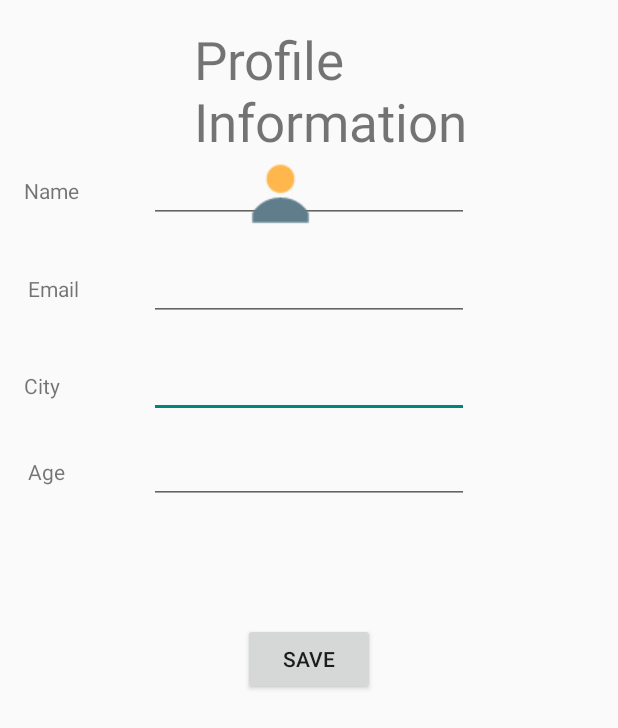
After one commit to alamgirqazi/Zenlog, an Android app: the UserInfoActivity screen opened directly, with no data from a screen before it, on a phone screen of 412 x 824 dp. The commit adds this screen. Shown: the top 728 px of the screen. Run offline under Robolectric (Android 15) with nearby library versions, the phone set to English and light mode, and no system bars; our stand-ins replace Firebase (no records; nobody signed in at launch, a user with empty details on screens opened directly).

Commit message:
added userinfo activity. added connections with sqlite database. made changes to profile activity.

```diff
--- a/app/src/main/java/io/github/alamgirqazi/zenlog/AboutActivity.java
+++ /dev/null
@@ -1,13 +0,0 @@
-package io.github.alamgirqazi.zenlog;
-
-import android.support.v7.app.AppCompatActivity;
-import android.os.Bundle;
-
-public class AboutActivity extends AppCompatActivity {
-
-    @Override
-    protected void onCreate(Bundle savedInstanceState) {
-        super.onCreate(savedInstanceState);
-        setContentView(R.layout.activity_about);
-    }
-}
--- /dev/null
+++ b/app/src/main/java/io/github/alamgirqazi/zenlog/DatabaseHelper.java
@@ -0,0 +1,59 @@
+package io.github.alamgirqazi.zenlog;
+
+import android.content.ContentValues;
+import android.content.Context;
+import android.database.sqlite.SQLiteDatabase;
+import android.database.sqlite.SQLiteOpenHelper;
+
+/**
+ * Created by Alamgir on 12/31/2016.
+ */
+
+public class DatabaseHelper extends SQLiteOpenHelper{
+
+
+    public static final String DATABASE_NAME="User.db";
+    public static final String TABLE_NAME="UserInfo_table";
+    public static final String COL_1="email";
+    public static final String COL_2="name";
+    public static final String COL_3="age";
+    public static final String COL_4="city";
+
+
+    public DatabaseHelper(Context context) {
+        super(context, DATABASE_NAME, null, 1);
+//        SQLiteDatabase db = this.getWritableDatabase();
+
+    }
+
+    @Override
+    public void onCreate(SQLiteDatabase db) {
+        db.execSQL("create table " + TABLE_NAME + "(email TEXT, name TEXT, age INTEGER, city TEXT)");
+    }
+
+    @Override
+    public void onUpgrade(SQLiteDatabase db, int oldVersion, int newVersion) {
+        db.execSQL("DROP TABLE IF EXISTS "+ TABLE_NAME);
+        onCreate(db);
+    }
+
+    public boolean insertData(String email, String name, String age, String city)
+    {
+                SQLiteDatabase db = this.getWritableDatabase();
+        ContentValues contentValues = new ContentValues();
+        contentValues.put(COL_1,email);
+        contentValues.put(COL_2,name);
+        contentValues.put(COL_3,age);
+        contentValues.put(COL_4,city);
+       long result =  db.insert(TABLE_NAME,null,contentValues);
+
+        if(result==-1)
+        {
+            return false;
+        }
+        else
+            return true;
+    }
+
+
+}
--- a/app/src/main/java/io/github/alamgirqazi/zenlog/GithubActivity.java
+++ b/app/src/main/java/io/github/alamgirqazi/zenlog/GithubActivity.java
@@ -32,7 +32,7 @@ public class GithubActivity extends AppCompatActivity {
 
     /** Opens the URL in a browser */
     private void openURL() {
-        webview.loadUrl("https://github.com/alamgirqazi");
+        webview.loadUrl("https://github.com/alamgirqazi/Zenlog");
         webview.requestFocus();
     }
 
--- a/app/src/main/java/io/github/alamgirqazi/zenlog/ProfileActivity.java
+++ b/app/src/main/java/io/github/alamgirqazi/zenlog/ProfileActivity.java
@@ -30,6 +30,7 @@ public class ProfileActivity extends AppCompatActivity implements View.OnClickLi
     private EditText txtCity, txtFullname;
     private Button btnSave;
     private Button btnChat;
+    private Button btnUserInfo;
     private Toast toast;
     private Toolbar toolbar;
     private long lastBackPressTime = 0;
@@ -140,12 +141,13 @@ FirebaseUser user = mAuth.getCurrentUser();
 
 
 
-        btnLogout = (Button) findViewById(R.id.btnLogout);
+        //btnLogout = (Button) findViewById(R.id.btnLogout);
+        btnUserInfo = (Button) findViewById(R.id.btnUserInfo);
         btnChat = (Button) findViewById(R.id.btnChat);
 
 btnChat.setOnClickListener(this);
-btnLogout.setOnClickListener(this);
-//btnSave.setOnClickListener(this);
+//btnLogout.setOnClickListener(this);
+btnUserInfo.setOnClickListener(this);
 
     }
 
@@ -182,16 +184,23 @@ btnLogout.setOnClickListener(this);
             mAuth.signOut();
             finish();
             startActivity(new Intent(this,LoginActivity.class));
-        }        if(v==btnChat)
+        }
+
+        if(v==btnChat)
         {
 //            finish();
             startActivity(new Intent(this,ChatroomActivity.class));
         }
+if(v==btnUserInfo)
+        {
+//            finish();
+            startActivity(new Intent(this,UserInfoActivity.class));
+        }
 
-            if(v==btnSave)
-            {
-                saveUserInfo();
-            }
+//            if(v==btnSave)
+//            {
+//                saveUserInfo();
+//            }
 
     }
 }
--- /dev/null
+++ b/app/src/main/java/io/github/alamgirqazi/zenlog/UserInfoActivity.java
@@ -0,0 +1,80 @@
+package io.github.alamgirqazi.zenlog;
+
+import android.support.v7.app.AppCompatActivity;
+import android.os.Bundle;
+import android.view.View;
+import android.widget.Button;
+import android.widget.EditText;
+import android.widget.Toast;
+
+import com.google.firebase.auth.FirebaseAuth;
+import com.google.firebase.auth.FirebaseUser;
+
+public class UserInfoActivity extends AppCompatActivity implements View.OnClickListener{
+
+    DatabaseHelper myDb;
+    private EditText editTextName, editTextCity, editTextAge,editTextEmail;
+    private Button btnSave;
+    private FirebaseAuth mAuth;
+    private String user_name;
+
+    @Override
+    protected void onCreate(Bundle savedInstanceState) {
+        super.onCreate(savedInstanceState);
+        setContentView(R.layout.activity_user_info);
+        myDb = new DatabaseHelper(this);
+
+
+  editTextName= (EditText)findViewById(R.id.editTextName);
+        editTextCity= (EditText)findViewById(R.id.editTextCity);
+        editTextAge= (EditText)findViewById(R.id.editTextAge);
+        editTextEmail= (EditText)findViewById(R.id.editTextEmail);
+
+        btnSave= (Button) findViewById(R.id.btnSave);
+
+
+            btnSave.setOnClickListener(this);
+
+        mAuth = FirebaseAuth.getInstance();
+        FirebaseUser user = mAuth.getCurrentUser();
+
+        user_name = user.getEmail();
+
+editTextEmail.setText(user_name);
+
+        editTextEmail.setFocusable(false);
+
+    }
+
+
+    @Override
+    public void onClick(View v) {
+
+        if(v==btnSave)
+
+        {
+            if(  editTextName.getText().toString().equals("") || editTextCity.getText().toString().equals("") || editTextAge.getText().toString().equals("") )
+            {
+                Toast.makeText(UserInfoActivity.this,"Error! Some fields are missing",Toast.LENGTH_LONG).show();
+
+            }
+else
+            {
+
+ boolean isInserted = myDb.insertData(editTextEmail.getText().toString(),
+        editTextName.getText().toString(),
+        editTextCity.getText().toString(),
+        editTextAge.getText().toString()
+);
+
+            if (isInserted=true)
+            {
+                Toast.makeText(UserInfoActivity.this,"Data Inserted",Toast.LENGTH_LONG).show();
+            }
+                else
+                Toast.makeText(UserInfoActivity.this,"Error",Toast.LENGTH_LONG).show();
+
+        }
+
+    }}
+}
--- a/app/src/main/res/layout/activity_about.xml
+++ /dev/null
@@ -1,13 +0,0 @@
-<?xml version="1.0" encoding="utf-8"?>
-<RelativeLayout xmlns:android="http://schemas.android.com/apk/res/android"
-    xmlns:tools="http://schemas.android.com/tools"
-    android:id="@+id/activity_about"
-    android:layout_width="match_parent"
-    android:layout_height="match_parent"
-    android:paddingBottom="@dimen/activity_vertical_margin"
-    android:paddingLeft="@dimen/activity_horizontal_margin"
-    android:paddingRight="@dimen/activity_horizontal_margin"
-    android:paddingTop="@dimen/activity_vertical_margin"
-    tools:context="io.github.alamgirqazi.zenlog.AboutActivity">
-
-</RelativeLayout>
--- a/app/src/main/res/layout/activity_profile.xml
+++ b/app/src/main/res/layout/activity_profile.xml
@@ -51,12 +51,21 @@
             android:id="@+id/btnChat"/>
 
         <Button
-            android:text="Log Out"
+            android:text="Set up Profile Information"
             style="@style/Widget.AppCompat.Button.Colored"
             android:backgroundTint="@color/colorAccent"
             android:layout_width="match_parent"
             android:layout_height="wrap_content"
-            android:id="@+id/btnLogout" />
+            android:id="@+id/btnUserInfo" />
+
+
+        <!--<Button-->
+            <!--android:text="Log Out"-->
+            <!--style="@style/Widget.AppCompat.Button.Colored"-->
+            <!--android:backgroundTint="@color/colorAccent"-->
+            <!--android:layout_width="match_parent"-->
+            <!--android:layout_height="wrap_content"-->
+            <!--android:id="@+id/btnLogout" />-->
 
     </LinearLayout>
 
--- /dev/null
+++ b/app/src/main/res/layout/activity_user_info.xml
@@ -0,0 +1,130 @@
+<?xml version="1.0" encoding="utf-8"?>
+<RelativeLayout xmlns:android="http://schemas.android.com/apk/res/android"
+    xmlns:tools="http://schemas.android.com/tools"
+    android:id="@+id/activity_user_info"
+    android:layout_width="match_parent"
+    android:layout_height="match_parent"
+    android:paddingBottom="@dimen/activity_vertical_margin"
+    android:paddingLeft="@dimen/activity_horizontal_margin"
+    android:paddingRight="@dimen/activity_horizontal_margin"
+    android:paddingTop="@dimen/activity_vertical_margin"
+    tools:context="io.github.alamgirqazi.zenlog.UserInfoActivity">
+
+
+    <EditText
+        android:layout_width="wrap_content"
+        android:layout_height="wrap_content"
+        android:inputType="textPersonName"
+        android:text=""
+        android:ems="10"
+        android:id="@+id/editTextCity"
+        android:layout_below="@+id/editTextEmail"
+        android:layout_centerHorizontal="true"
+        android:layout_marginTop="19dp" />
+
+    <EditText
+        android:layout_width="wrap_content"
+        android:layout_height="wrap_content"
+        android:inputType="numberSigned"
+        android:ems="10"
+        android:id="@+id/editTextAge"
+        android:layout_marginTop="12dp"
+        android:layout_below="@+id/editTextCity"
+        android:layout_alignLeft="@+id/editTextCity"
+        android:layout_alignStart="@+id/editTextCity" />
+
+    <EditText
+        android:layout_width="wrap_content"
+        android:layout_height="wrap_content"
+        android:inputType="textPersonName"
+        android:text=""
+        android:ems="10"
+        android:id="@+id/editTextName"
+
+        android:layout_marginTop="87dp"
+        android:layout_alignParentTop="true"
+        android:layout_alignLeft="@+id/editTextEmail"
+        android:layout_alignStart="@+id/editTextEmail" />
+
+    <EditText
+        android:layout_width="wrap_content"
+        android:layout_height="wrap_content"
+        android:text=""
+        android:ems="10"
+        android:id="@+id/editTextEmail"
+        android:layout_marginTop="20dp"
+        android:layout_below="@+id/editTextName"
+        android:layout_alignLeft="@+id/editTextCity"
+        android:layout_alignStart="@+id/editTextCity" />
+
+
+    <TextView
+        android:text="Age"
+        android:layout_width="wrap_content"
+        android:layout_height="wrap_content"
+        android:id="@+id/textView13"
+        android:layout_alignBaseline="@+id/editTextAge"
+        android:layout_alignBottom="@+id/editTextAge"
+        android:layout_alignLeft="@+id/textView11"
+        android:layout_alignStart="@+id/textView11" />
+
+    <TextView
+        android:text="City"
+        android:layout_width="wrap_content"
+        android:layout_height="wrap_content"
+        android:id="@+id/textView12"
+        android:layout_alignBaseline="@+id/editTextCity"
+        android:layout_alignBottom="@+id/editTextCity"
+        android:layout_alignParentLeft="true"
+        android:layout_alignParentStart="true" />
+
+    <TextView
+        android:text="Email"
+        android:layout_width="wrap_content"
+        android:layout_height="wrap_content"
+        android:id="@+id/textView11"
+        android:layout_alignBaseline="@+id/editTextEmail"
+        android:layout_alignBottom="@+id/editTextEmail"
+        android:layout_alignRight="@+id/textView10"
+        android:layout_alignEnd="@+id/textView10" />
+
+    <TextView
+        android:text="Name"
+        android:layout_width="wrap_content"
+        android:layout_height="wrap_content"
+        android:id="@+id/textView10"
+        android:layout_alignBaseline="@+id/editTextName"
+        android:layout_alignBottom="@+id/editTextName"
+        android:layout_alignParentLeft="true"
+        android:layout_alignParentStart="true" />
+
+    <TextView
+        android:text="Profile Information"
+        android:textSize="53px"
+        android:layout_width="wrap_content"
+        android:layout_height="wrap_content"
+        android:id="@+id/textView15"
+        android:layout_alignParentTop="true"
+        android:layout_alignLeft="@+id/editTextName"
+        android:layout_alignStart="@+id/editTextName"
+        android:layout_marginLeft="30dp"
+        android:layout_marginStart="30dp" />
+
+    <ImageView
+        android:id="@+id/image1"
+        android:layout_width="wrap_content"
+        android:layout_height="wrap_content"
+        android:src="@drawable/profile50"
+        android:layout_below="@+id/textView15"
+        android:layout_alignLeft="@+id/btnSave"
+        android:layout_alignStart="@+id/btnSave" />
+
+    <Button
+        android:text="Save"
+        android:layout_width="wrap_content"
+        android:layout_height="wrap_content"
+        android:id="@+id/btnSave"
+        android:layout_marginTop="79dp"
+        android:layout_below="@+id/editTextAge"
+        android:layout_centerHorizontal="true" />
+</RelativeLayout>
```
Also changed, not shown: app/src/main/AndroidManifest.xml (+5 -2 lines), app/src/main/res/drawable/profile.png (added), app/src/main/res/drawable/profile50.png (added).
